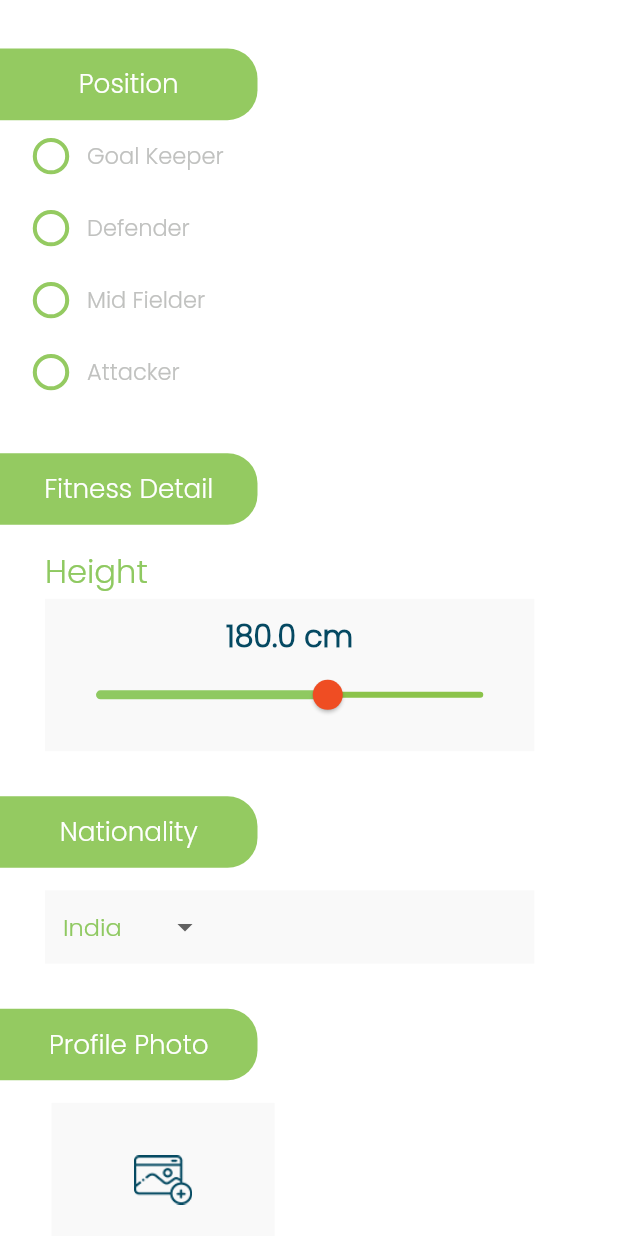
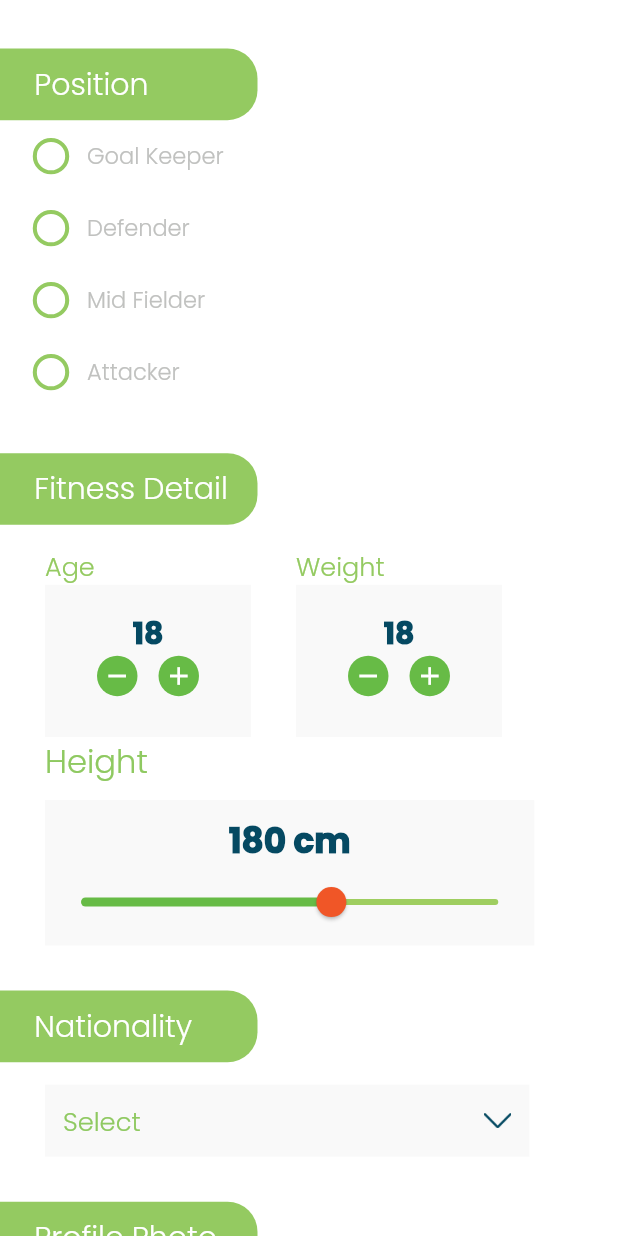
Before and after one commit to alphadead/project1, a Flutter app: the ProfilePage screen opened directly, scrolled down 576 dp, on a phone screen of 412 x 824 dp. Run offline on Flutter 3.47's test engine with Material 2 defaults, Android fonts, the phone set to English and light mode, and no system bars; our stand-ins replace device_preview, flutter_screenutil, flutter_svg, get_it, shared_preferences; accounts and stored records are empty.

Commit message:
age and weight buttons, overall ui fixes and asset addition

```diff
--- a/lib/ui/loginPages/profile.dart
+++ b/lib/ui/loginPages/profile.dart
@@ -4,6 +4,7 @@ import 'package:vamos/ui/utils/loginbkground.dart';
 import 'package:vamos/ui/utils/theme.dart';
 import 'package:vamos/widget/loginpageStack.dart';
 import 'package:flutter_screenutil/flutter_screenutil.dart';
+import 'package:vamos/widget/numvalueContainer.dart';
 import 'package:vamos/widget/profileContainer.dart';
 
 enum playerTypeenum { player, goalkeeper, refree, photographer }
@@ -56,7 +57,7 @@ class ProfilePage extends StatelessWidget {
                 ),
                 margin: EdgeInsets.only(bottom: 10),
                 child: Column(
-                  crossAxisAlignment: CrossAxisAlignment.end,
+                  crossAxisAlignment: CrossAxisAlignment.start,
                   children: [
                     PlayerTypeRadioList(),
                     PositionRadioList(),
@@ -68,6 +69,7 @@ class ProfilePage extends StatelessWidget {
                       child: GestureDetector(
                         onTap: () {},
                         child: Container(
+                          margin: EdgeInsets.only(bottom: 20),
                           width: 250.h,
                           height: 40.w,
                           child: Center(
@@ -365,47 +367,55 @@ class _FitnessDetailState extends State<FitnessDetail> {
           ProfileContainer(title: "Fitness Detail"),
           Container(
             padding: EdgeInsets.fromLTRB(30, 15, 0, 0),
-            child: Row(
-              mainAxisAlignment: MainAxisAlignment.start,
-              children: [
-                Column(
+            child: Column(
               mainAxisAlignment: MainAxisAlignment.start,
               crossAxisAlignment: CrossAxisAlignment.start,
               children: [
                 Row(
-                      children: [],
+                  children: [
+                    NumValueContainer(
+                      title: "Age",
+                    ),
+                    SizedBox(
+                      width: 30,
+                    ),
+                    NumValueContainer(
+                      title: "Weight",
+                    ),
+                  ],
                 ),
                 Text(
                   "Height",
                   style: TextStyle(color: inputText, fontSize: 18.h),
                 ),
-                    SizedBox(
-                      height: 2.h,
-                    ),
                 Container(
-                      padding: EdgeInsets.all(10),
-                      height: 85.h,
+                  margin: EdgeInsets.only(top: 10),
                   width: 285.w,
                   color: Color.fromRGBO(249, 249, 249, 1),
                   child: Column(
                     children: [
-                          Text(
-                            "$sliderVal" + " cm",
+                      Container(
+                        margin: EdgeInsets.only(top: 10),
+                        child: Text(
+                          sliderVal.toInt().toString() + " cm",
                           style: TextStyle(
                             color: headAndIcon,
-                                fontSize: 20,
-                                fontWeight: FontWeight.w900),
+                            fontSize: 20.sp,
+                            fontWeight: FontWeight.w900,
                           ),
-                          SliderTheme(
+                        ),
+                      ),
+                      Container(
+                        padding: EdgeInsets.only(bottom: 5),
+                        child: SliderTheme(
                           data: SliderThemeData(
-                              activeTrackColor: inputText,
-                              inactiveTrackColor: Colors.lightGreen,
-                              thumbColor: Color.fromRGBO(239, 77, 35, 1),
+                            activeTrackColor: sliderGreenActive,
+                            inactiveTrackColor: sliderGreenInactive,
+                            thumbColor: Color(0xfff05627),
                           ),
                           child: Slider(
                             min: 0,
                             max: 300,
-                              divisions: 300,
                             value: sliderVal,
                             onChanged: (val) {
                               setState(() {
@@ -414,10 +424,9 @@ class _FitnessDetailState extends State<FitnessDetail> {
                             },
                           ),
                         ),
+                      ),
                     ],
                   ),
-                    )
-                  ],
                 ),
               ],
             ),
@@ -436,7 +445,7 @@ class Nationality extends StatefulWidget {
 }
 
 class _NationalityState extends State<Nationality> {
-  String dropdownValue = 'India';
+  String? dropdownValue;
   @override
   Widget build(BuildContext context) {
     return Container(
@@ -447,20 +456,27 @@ class _NationalityState extends State<Nationality> {
           ProfileContainer(title: "Nationality"),
           Container(
             padding: EdgeInsets.fromLTRB(30, 15, 0, 0),
-            child: Row(
-              mainAxisAlignment: MainAxisAlignment.start,
-              children: [
-                Container(
+            child: Container(
               padding: EdgeInsets.all(12),
               color: Color.fromRGBO(249, 249, 249, 1),
-                  width: 285.w,
-                  height: 41.h,
               child: DropdownButton<String>(
-                    underline: Container(
-                      height: 0,
-                      color: Colors.transparent,
+                isDense: true,
+                icon: Image.asset(
+                  "assets/images/down_arrow_3.webp",
+                  width: 16.sp,
                 ),
+                underline: SizedBox(),
                 value: dropdownValue,
+                hint: Container(
+                  margin: EdgeInsets.only(right: 200.w),
+                  child: Text(
+                    "Select",
+                    style: TextStyle(
+                        color: inputText,
+                        fontSize: 15.sp,
+                        fontWeight: FontWeight.w500),
+                  ),
+                ),
                 onChanged: (String? newValue) {
                   setState(() {
                     dropdownValue = newValue!;
@@ -477,8 +493,6 @@ class _NationalityState extends State<Nationality> {
                   );
                 }).toList(),
               ),
-                )
-              ],
             ),
           )
         ],
--- a/lib/ui/utils/color.dart
+++ b/lib/ui/utils/color.dart
@@ -10,3 +10,5 @@ const titleText = Color.fromRGBO(255, 255, 255, 1);
 const profileContainerColor = Color(0xff94ca61);
 const lightGrey = Color(0xffc0c1bf);
 const headAndIcon = Color.fromRGBO(5, 73, 98, 1);
+const sliderGreenActive = Color(0xff67bb46);
+const sliderGreenInactive = Color(0xff9fce60);
--- /dev/null
+++ b/lib/widget/numvalueContainer.dart
@@ -0,0 +1,104 @@
+import 'package:flutter/material.dart';
+import 'package:flutter_screenutil/flutter_screenutil.dart';
+import 'package:vamos/ui/utils/color.dart';
+
+class NumValueContainer extends StatefulWidget {
+  final String? title;
+  const NumValueContainer({Key? key, this.title}) : super(key: key);
+
+  @override
+  _NumValueContainerState createState() => _NumValueContainerState();
+}
+
+class _NumValueContainerState extends State<NumValueContainer> {
+  int val = 18;
+  @override
+  Widget build(BuildContext context) {
+    return Column(
+      crossAxisAlignment: CrossAxisAlignment.start,
+      children: [
+        Text(
+          this.widget.title.toString(),
+          style: TextStyle(
+              color: profileContainerColor,
+              fontSize: 17,
+              fontWeight: FontWeight.w500),
+        ),
+        Ink(
+          color: Color.fromRGBO(249, 249, 249, 1),
+          child: Container(
+            width: 120.w,
+            height: 85.h,
+            //color: Color.fromRGBO(249, 249, 249, 1),
+            //margin: EdgeInsets.only(top: 0),
+            child: Column(
+              mainAxisAlignment: MainAxisAlignment.center,
+              children: [
+                Text(
+                  val.toString(),
+                  style: TextStyle(
+                      color: headAndIcon,
+                      fontSize: 20,
+                      fontWeight: FontWeight.w900),
+                ),
+                Container(
+                  padding: EdgeInsets.only(bottom: 10),
+                  child: Row(
+                    mainAxisAlignment: MainAxisAlignment.center,
+                    children: [
+                      Ink(
+                        width: 27,
+                        height: 27,
+                        decoration: BoxDecoration(
+                          shape: BoxShape.circle,
+                          color: sliderGreenActive,
+                        ),
+                        child: InkWell(
+                          borderRadius: BorderRadius.circular(25),
+                          onTap: () {
+                            setState(() {
+                              if (val > 0) {
+                                val--;
+                              }
+                            });
+                          },
+                          child: Icon(
+                            Icons.remove,
+                            color: Colors.white,
+                            size: 20,
+                          ),
+                        ),
+                      ),
+                      Padding(padding: EdgeInsets.symmetric(horizontal: 7)),
+                      Ink(
+                        width: 27,
+                        height: 27,
+                        decoration: BoxDecoration(
+                          shape: BoxShape.circle,
+                          color: sliderGreenActive,
+                        ),
+                        child: InkWell(
+                          borderRadius: BorderRadius.circular(25),
+                          onTap: () {
+                            setState(() {
+                              val++;
+                            });
+                          },
+                          child: Icon(
+                            Icons.add,
+                            color: Colors.white,
+                            size: 20,
+                          ),
+                        ),
+                      ),
+                    ],
+                  ),
+                )
+              ],
+            ),
+          ),
+        ),
+      ],
+    );
+  }
+}
--- a/lib/widget/profileContainer.dart
+++ b/lib/widget/profileContainer.dart
@@ -15,11 +15,18 @@ class ProfileContainer extends StatelessWidget {
           borderRadius: BorderRadius.only(
               topRight: Radius.circular(20), bottomRight: Radius.circular(20)),
           color: profileContainerColor),
-      child: Center(
-        child: Text(
-          title,
-          style: TextStyle(color: Colors.white, fontSize: 17.5),
-        ),
+      child: Column(
+        crossAxisAlignment: CrossAxisAlignment.start,
+        mainAxisAlignment: MainAxisAlignment.center,
+        children: [
+          Container(
+            padding: EdgeInsets.only(left: 20.w),
+            child: Text(
+              title,
+              style: TextStyle(color: Colors.white, fontSize: 17.5.sp),
+            ),
+          ),
+        ],
       ),
     );
   }
--- a/pubspec.yaml
+++ b/pubspec.yaml
@@ -72,6 +72,10 @@ flutter:
     - family: Poppins
       fonts:
         - asset: fonts/Poppins-Light.ttf
+        - asset: fonts/Poppins-Light.ttf
+          weight: 500
+        - asset: fonts/Poppins-Bold.ttf
+          weight: 900
   # fonts:
   #   - family: Schyler
   #     fonts:
```
Also changed, not shown: assets/images/down_arrow_3.webp (added), fonts/Poppins-Bold.ttf (added). Lines whose indentation alone changed are shown as unchanged.
